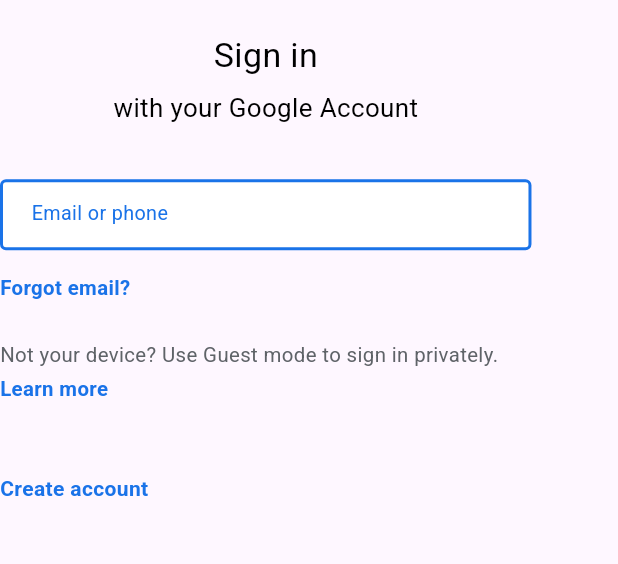
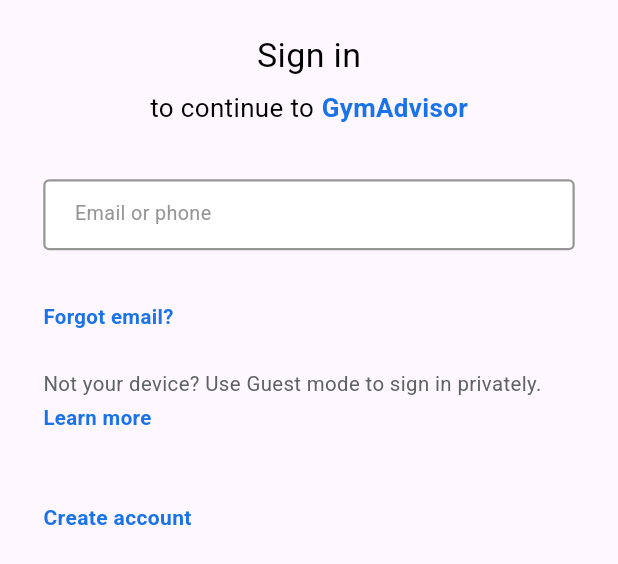
Before and after one commit to WiggleWoggle/ai_gym_advisor_app, a Flutter app: the EmailFormPage widget shown alone on an empty page, opened directly with empty values, on a phone screen of 412 x 824 dp. Shown: the top 564 px of the screen. Run offline on Flutter 3.47's test engine with Material 3 defaults, Android fonts, the phone set to English and light mode, and no system bars; our stand-ins replace device_preview.

Commit message:
more minor work on googleoauth
- swapped some form progress stuff from bool based to int based
- added global keys to some widget states
- added "incorrect value" states for the googleinputfield widgets, doesnt actually work yet but can be activated by enabling it

```diff
--- a/lib/pages/SigninFormPage.dart
+++ b/lib/pages/SigninFormPage.dart
@@ -486,7 +486,7 @@ class _AccountInputField extends State<AccountInputField> {
           Padding(
             padding: EdgeInsets.only(left: MediaQuery.of(context).size.width * 0.75, top: MediaQuery.of(context).size.height * 0.015),
             child: widget.hideFieldToggle ? Icon(Icons.visibility_off, color: Color.fromRGBO(172, 172, 172, 1), size: MediaQuery.of(context).size.height * 0.025,) : Icon(Icons.remove_red_eye_rounded, color: Color.fromRGBO(172, 172, 172, 0), size: MediaQuery.of(context).size.height * 0.025),
-          )
+          ),
         ],
       ),
     );
--- a/lib/pages/auth/GoogleOauthOverlay.dart
+++ b/lib/pages/auth/GoogleOauthOverlay.dart
@@ -1,8 +1,8 @@
 import 'dart:ui';
-
 import 'package:flutter/material.dart';
 
 class GoogleOauthOverlay extends StatefulWidget {
+
   final bool active;
 
   const GoogleOauthOverlay({super.key, required this.active});
@@ -13,21 +13,32 @@ class GoogleOauthOverlay extends StatefulWidget {
 
 class GoogleOauthOverlayState extends State<GoogleOauthOverlay> {
 
-  bool passwordForm = false;
+  int formPage = 0;
+  int maxPage = 1;
 
   final GlobalKey<_GoogleInputFieldWidgetState> emailFieldKey = GlobalKey();
   final GlobalKey<_GoogleInputFieldWidgetState> passwordFieldKey = GlobalKey();
 
-  void togglePasswordForm() {
+  void navigateFormTo(int page) {
     setState(() {
-      passwordForm = !passwordForm;
+      formPage = page;
     });
+  }
+
+  void progressForm() {
+    if (formPage < maxPage) {
+      setState(() {
+        formPage++;
+      });
+    }
   }
 
   void resetForm() {
     emailFieldKey.currentState?.clearText();
     passwordFieldKey.currentState?.clearText();
-    passwordForm = false;
+    setState(() {
+      formPage = 0;
+    });
   }
 
   @override
@@ -59,13 +70,13 @@ class GoogleOauthOverlayState extends State<GoogleOauthOverlay> {
                   alignment: Alignment.center,
                   children: [
                     AnimatedSlide(
-                      offset: Offset(passwordForm ? MediaQuery.of(context).size.width * -0.003 : 0, 0),
+                      offset: Offset(MediaQuery.of(context).size.width * formSlide(0), 0),
                       curve: Curves.easeInOutCubic,
                       duration: const Duration(milliseconds: 500),
                       child: EmailFormPage(emailKey: emailFieldKey),
                     ),
                     AnimatedSlide(
-                      offset: Offset(passwordForm ? 0 : MediaQuery.of(context).size.width * 0.003, 0),
+                      offset: Offset(MediaQuery.of(context).size.width * formSlide(1), 0),
                       curve: Curves.easeInOutCubic,
                       duration: const Duration(milliseconds: 500),
                       child: PasswordFormPage(passwordKey: passwordFieldKey),
@@ -73,10 +84,12 @@ class GoogleOauthOverlayState extends State<GoogleOauthOverlay> {
                     Padding(
                       padding: EdgeInsets.only(
                         left: MediaQuery.of(context).size.width * 0.67,
-                        top: MediaQuery.of(context).size.height * 0.375,
+                        top: MediaQuery.of(context).size.height * 0.39,
                       ),
                       child: NextButtonWidget(
-                        progressViewMethod: togglePasswordForm,
+                        progressViewMethod: () {
+                          progressForm();
+                        },
                       ),
                     ),
                   ],
@@ -87,6 +100,27 @@ class GoogleOauthOverlayState extends State<GoogleOauthOverlay> {
         ),
       ),
     );
+  }
+
+  double formSlide(int pageNumber) {
+
+    if (pageNumber == 0) {
+      if (formPage == 0) {
+        return 0;
+      } else if (formPage >= 1) {
+        return -0.003;
+      }
+    } else if (pageNumber == 1) {
+      if (formPage == 0) {
+        return 0.003;
+      } else if (formPage == 1) {
+        return 0;
+      } else if (formPage >= 1) {
+        return -0.003;
+      }
+    }
+
+    return 0;
   }
 }
 
@@ -102,9 +136,14 @@ class PasswordFormPage extends StatefulWidget {
 
 class _PasswordFormPageState extends State<PasswordFormPage> {
 
+  bool validPasswordInput = true;
+  final TextEditingController passwordController = TextEditingController();
+
   @override
   Widget build(BuildContext context) {
-    return Column(
+    return Stack(
+      children: [
+        Column(
           children: [
             SizedBox(height: MediaQuery.of(context).size.height * 0.02),
             Container(
@@ -149,17 +188,16 @@ class _PasswordFormPageState extends State<PasswordFormPage> {
             GoogleInputFieldWidget(
               key: widget.passwordKey,
               inputHeader: "Enter your password",
+              invalidInputText: "Wrong password. Try again or click Forgot Password.",
+              invalidInput: true,
               obscureText: true,
+              controller: passwordController,
             ),
-        Container(
-          width: MediaQuery.of(context).size.width * 0.91,
-          height: 40,
-          child: PasswordToggleWidget(),
-        ),
+            SizedBox(height: MediaQuery.of(context).size.height * 0.025,),
             SizedBox(height: MediaQuery.of(context).size.height * 0.118,),
             Container(
               width: MediaQuery.of(context).size.width * 0.86,
-          height: MediaQuery.of(context).size.height * 0.04333,
+              height: MediaQuery.of(context).size.height * 0.03,
               child: Row(
                 mainAxisAlignment: MainAxisAlignment.spaceBetween,
                 children: [
@@ -175,6 +213,21 @@ class _PasswordFormPageState extends State<PasswordFormPage> {
                 ],
               ),
             ),
+          ],
+        ),
+        Padding(
+          padding: EdgeInsets.only(top: MediaQuery.of(context).size.height * 0.24),
+          child: AnimatedSlide(
+            offset: Offset(0, 0),
+            duration: Duration(milliseconds: 300),
+            curve: Curves.easeInOutCubic,
+            child: Container(
+              width: MediaQuery.of(context).size.width * 0.91,
+              height: MediaQuery.of(context).size.height * 0.037,
+              child: PasswordToggleWidget(),
+            ),
+          )
+        )
       ],
     );
   }
@@ -192,6 +245,22 @@ class EmailFormPage extends StatefulWidget {
 
 class _EmailFormPageState extends State<EmailFormPage> {
 
+  bool validEmailInput = true;
+
+  final TextEditingController emailController = TextEditingController();
+
+  bool checkIfValidEmail(String string) {
+
+    final emailText = emailController.text.trim();
+
+    if (emailText.isNotEmpty) {
+      if (emailText.contains("@") && emailText.contains(".")) {
+        return true;
+      }
+    }
+    return false;
+  }
+
   @override
   Widget build(BuildContext context) {
     return Column(
@@ -206,21 +275,38 @@ class _EmailFormPageState extends State<EmailFormPage> {
           ),
         ),
         SizedBox(height: MediaQuery.of(context).size.height * 0.00867),
+        Row(
+          mainAxisAlignment: MainAxisAlignment.center,
+          children: [
             Text(
-          "with your Google Account",
+              "to continue to",
               style: TextStyle(
                 fontFamily: 'Roboto',
                 color: Colors.black,
                 fontSize: MediaQuery.of(context).size.width * 0.042,
               ),
             ),
+            SizedBox(width: MediaQuery.of(context).size.width * 0.012,),
+            Text(
+              "GymAdvisor",
+              style: TextStyle(
+                fontFamily: 'Roboto',
+                fontWeight: FontWeight.bold,
+                color: Color.fromRGBO(26, 115, 232, 1.0),
+                fontSize: MediaQuery.of(context).size.width * 0.042,
+              ),
+            ),
+          ],
+        ),
         SizedBox(height: MediaQuery.of(context).size.height * 0.0325),
         GoogleInputFieldWidget(
           inputHeader: "Email or phone",
+          invalidInputText: "Enter an email or phone number",
           obscureText: false,
+          invalidInput: false,
           key: widget.emailKey,
+          controller: emailController,
         ),
-        SizedBox(height: MediaQuery.of(context).size.height * 0.01083),
         Container(
           width: MediaQuery.of(context).size.width * 0.86,
           height: MediaQuery.of(context).size.height * 0.04333,
@@ -337,9 +423,13 @@ class _PasswordToggleWidgetState extends State<PasswordToggleWidget> {
 class GoogleInputFieldWidget extends StatefulWidget {
 
   final String inputHeader;
+  final String invalidInputText;
   final bool obscureText;
+  final bool invalidInput;
 
-  const GoogleInputFieldWidget({super.key, required this.inputHeader, required this.obscureText});
+  final TextEditingController controller;
+
+  const GoogleInputFieldWidget({super.key, required this.inputHeader, required this.obscureText, required this.invalidInputText, required this.invalidInput, required this.controller});
 
   @override
   State<GoogleInputFieldWidget> createState() => _GoogleInputFieldWidgetState();
@@ -354,7 +444,7 @@ class _GoogleInputFieldWidgetState extends State<GoogleInputFieldWidget> {
   @override
   void initState() {
     super.initState();
-    _controller = TextEditingController();
+    _controller = widget.controller;
     _focusNode = FocusNode();
 
     _controller.addListener(() {
@@ -370,7 +460,7 @@ class _GoogleInputFieldWidgetState extends State<GoogleInputFieldWidget> {
       if (_focusNode.hasFocus) {
         setState(() => headerActivated = true);
       } else {
-        if (_controller.text.isEmpty) {
+        if (widget.controller!.text.isEmpty) {
           setState(() => headerActivated = false);
         }
       }
@@ -379,7 +469,7 @@ class _GoogleInputFieldWidgetState extends State<GoogleInputFieldWidget> {
 
   @override
   void dispose() {
-    _controller.dispose();
+    widget.controller.dispose();
     _focusNode.dispose();
     super.dispose();
   }
@@ -392,8 +482,10 @@ class _GoogleInputFieldWidgetState extends State<GoogleInputFieldWidget> {
   Widget build(BuildContext context) {
     return Container(
       width: MediaQuery.of(context).size.width * 0.86,
-      height: MediaQuery.of(context).size.height * 0.07583,
-      child: Stack(
+      height: MediaQuery.of(context).size.height * 0.11,
+      child: Column(
+        children: [
+          Stack(
             children: [
               Padding(
                 padding: EdgeInsets.only(top: 8),
@@ -403,20 +495,20 @@ class _GoogleInputFieldWidgetState extends State<GoogleInputFieldWidget> {
                   decoration: BoxDecoration(
                     color: Colors.white,
                     border: Border.all(
-                  color: Color.fromRGBO(26, 115, 232, 1.0),
-                  width: 2,
+                      color: currentColor(),
+                      width: headerActivated ? 2 : 1.5,
                     ),
                     borderRadius: const BorderRadius.all(Radius.circular(4)),
                   ),
                   child: TextField(
-                controller: _controller,
+                    controller: widget.controller,
                     focusNode: _focusNode,
                     obscureText: widget.obscureText,
-                cursorColor: Colors.black,
+                    cursorColor: Color.fromRGBO(26, 115, 232, 1),
                     style: TextStyle(
                       color: Colors.black,
                       fontFamily: 'Roboto',
-                  fontSize: MediaQuery.of(context).size.height * 0.017,
+                      fontSize: widget.obscureText ? MediaQuery.of(context).size.height * 0.025 : MediaQuery.of(context).size.height * 0.017,
                     ),
                     decoration: InputDecoration(
                       hintText: "",
@@ -438,7 +530,7 @@ class _GoogleInputFieldWidgetState extends State<GoogleInputFieldWidget> {
                   padding: const EdgeInsets.only(left: 14, bottom: 20),
                   child: AnimatedSlide(
                       offset: Offset(0, headerActivated ? -0.1 : MediaQuery.of(context).size.height * 0.001),
-                duration: const Duration(milliseconds: 300),
+                      duration: const Duration(milliseconds: 200),
                       curve: Curves.easeInOutCubic,
                       child: Stack(
                         children: [
@@ -454,7 +546,7 @@ class _GoogleInputFieldWidgetState extends State<GoogleInputFieldWidget> {
                                   widget.inputHeader,
                                   style: TextStyle(
                                     fontFamily: 'Roboto',
-                              color: const Color.fromRGBO(26, 115, 232, 1.0),
+                                    color: currentColor(),
                                     fontSize: MediaQuery.of(context).size.width * 0.032,
                                   ),
                                 ),
@@ -468,7 +560,45 @@ class _GoogleInputFieldWidgetState extends State<GoogleInputFieldWidget> {
               )
             ],
           ),
+          AnimatedOpacity(
+            opacity: widget.invalidInput ? 1 : 0,
+            duration: Duration(milliseconds: 300),
+            curve: Curves.easeInOutCubic,
+            child: Container(
+              width: MediaQuery.of(context).size.width * 0.91,
+              height: MediaQuery.of(context).size.height * 0.035,
+              child: Row(
+                children: [
+                  Icon(Icons.error, color: Color.fromRGBO(255, 126, 117, 1), size: 16,),
+                  SizedBox(width: MediaQuery.of(context).size.width * 0.021,),
+                  Text(
+                    widget.invalidInputText,
+                    style: TextStyle(
+                      fontFamily: 'Roboto',
+                      color: Color.fromRGBO(255, 126, 117, 1),
+                      fontSize: MediaQuery.of(context).size.width * 0.032,
+                    ),
+                  ),
+                ],
+              ),
+            ),
+          )
+        ],
+      )
     );
+  }
+
+  Color currentColor() {
+
+    if (widget.invalidInput) {
+      return Color.fromRGBO(255, 126, 117, 1);
+    } else {
+      if (headerActivated) {
+        return Color.fromRGBO(26, 115, 232, 1.0);
+      }
+    }
+
+    return Color.fromRGBO(150, 150, 150, 1.0);
   }
 }
 
```
Also changed, not shown: lib/pages/auth/AppleAuthOverlay.dart (added). Lines whose indentation alone changed are shown as unchanged.
